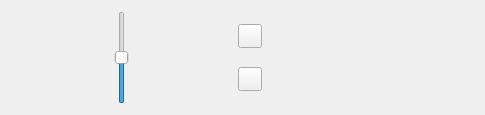
Qt form playerwidget.ui (mik9/qt-radio-t-client) before a commit.
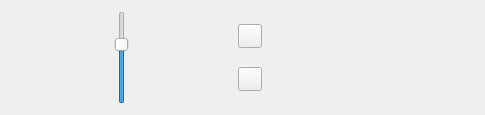
The same form after that commit. Custom widgets are drawn as their Qt base class.

```diff
--- a/playerwidget.ui
+++ b/playerwidget.ui
@@ -17,7 +17,7 @@
    <item>
     <widget class="QSlider" name="volumeSlider">
      <property name="maximum">
-      <number>200</number>
+      <number>150</number>
      </property>
      <property name="value">
       <number>100</number>
```
